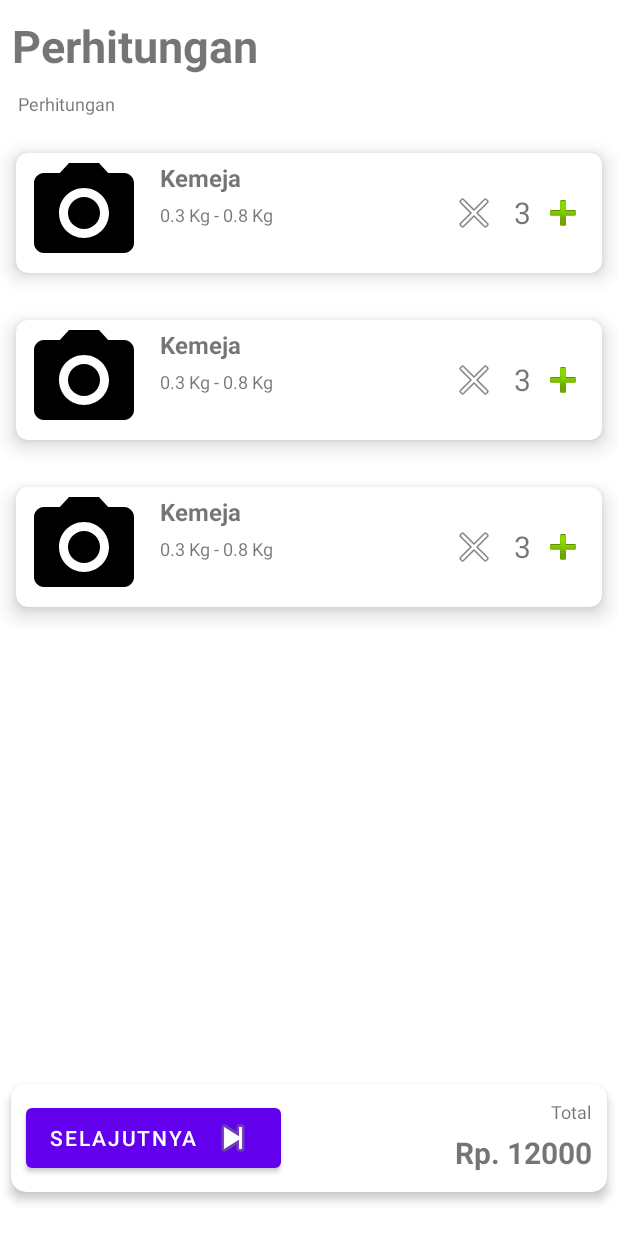
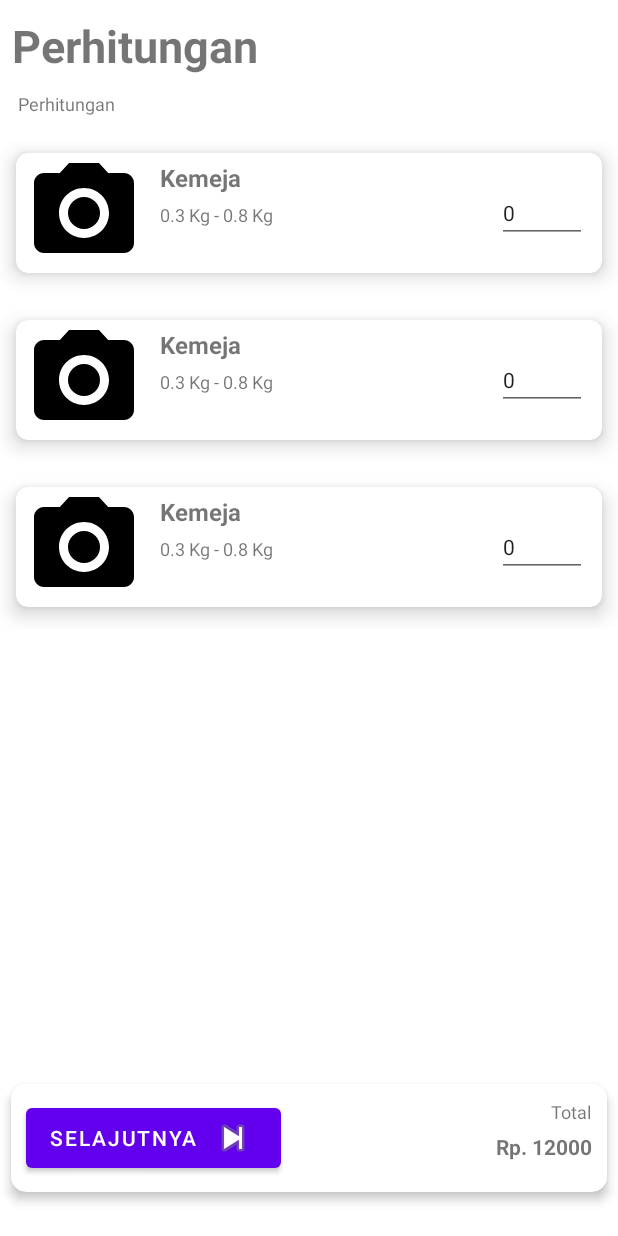
Before and after one commit to Raihansurya27/ProjectLaundry, an Android app: the layout activity_calculation.xml on its own in the app's theme, with its tools: preview values and no code run, on a phone screen of 412 x 824 dp. Run offline under Robolectric (Android 15) with nearby library versions, the phone set to English and light mode, and no system bars.

Commit message:
perubahan pertama

```diff
--- a/app/src/main/res/layout/activity_calculation.xml
+++ b/app/src/main/res/layout/activity_calculation.xml
@@ -81,7 +81,7 @@
                 android:layout_marginEnd="10dp"
                 android:text="Rp. 12000"
                 android:textAlignment="textEnd"
-                android:textSize="20sp"
+                android:textSize="14sp"
                 android:textStyle="bold" />
 
         </RelativeLayout>
--- a/app/src/main/res/layout/grid_calculation_item.xml
+++ b/app/src/main/res/layout/grid_calculation_item.xml
@@ -51,36 +51,37 @@
             android:maxLines="5"
             android:maxLength="30"/>
 
-        <ImageButton
-            android:id="@+id/btnPlus"
-            android:layout_width="wrap_content"
-            android:layout_height="wrap_content"
-            android:layout_alignParentEnd="true"
-            android:layout_centerVertical="true"
-            android:layout_marginEnd="10dp"
-            android:background="@drawable/circle_button_background"
-            android:src="@android:drawable/ic_input_add" />
+<!--        <ImageButton-->
+<!--            android:id="@+id/btnPlus"-->
+<!--            android:layout_width="wrap_content"-->
+<!--            android:layout_height="wrap_content"-->
+<!--            android:layout_alignParentEnd="true"-->
+<!--            android:layout_centerVertical="true"-->
+<!--            android:layout_marginEnd="10dp"-->
+<!--            android:background="@drawable/circle_button_background"-->
+<!--            android:src="@android:drawable/ic_input_add" />-->
 
-        <TextView
+        <EditText
             android:id="@+id/txtTotal"
-            android:layout_width="wrap_content"
+            android:layout_width="60dp"
             android:layout_height="wrap_content"
             android:layout_centerVertical="true"
             android:layout_marginStart="5dp"
-            android:layout_marginEnd="5dp"
-            android:layout_toLeftOf="@id/btnPlus"
-            android:text="3"
-            android:textSize="20sp" />
+            android:layout_marginEnd="10dp"
+            android:layout_alignParentEnd="true"
+            android:text="0"
+            android:textSize="14sp"
+            android:inputType="number"/>
 
-        <ImageButton
-            android:id="@+id/btnMinus"
-            android:layout_width="wrap_content"
-            android:layout_height="wrap_content"
-            android:layout_centerVertical="true"
-            android:layout_marginEnd="5dp"
-            android:layout_toLeftOf="@id/txtTotal"
-            android:background="@drawable/circle_button_background"
-            android:src="@android:drawable/ic_menu_close_clear_cancel" />
+<!--        <ImageButton-->
+<!--            android:id="@+id/btnMinus"-->
+<!--            android:layout_width="wrap_content"-->
+<!--            android:layout_height="wrap_content"-->
+<!--            android:layout_centerVertical="true"-->
+<!--            android:layout_marginEnd="5dp"-->
+<!--            android:layout_toLeftOf="@id/txtTotal"-->
+<!--            android:background="@drawable/circle_button_background"-->
+<!--            android:src="@android:drawable/ic_menu_close_clear_cancel" />-->
 
     </RelativeLayout>
 
```
Also changed, not shown: app/src/main/java/com/raihan/projectlaundry/activitity/CalculationActivity.kt (+51 -27 lines), app/src/main/java/com/raihan/projectlaundry/adapter/GridCalculationAdapter.kt (+82 -27 lines).
